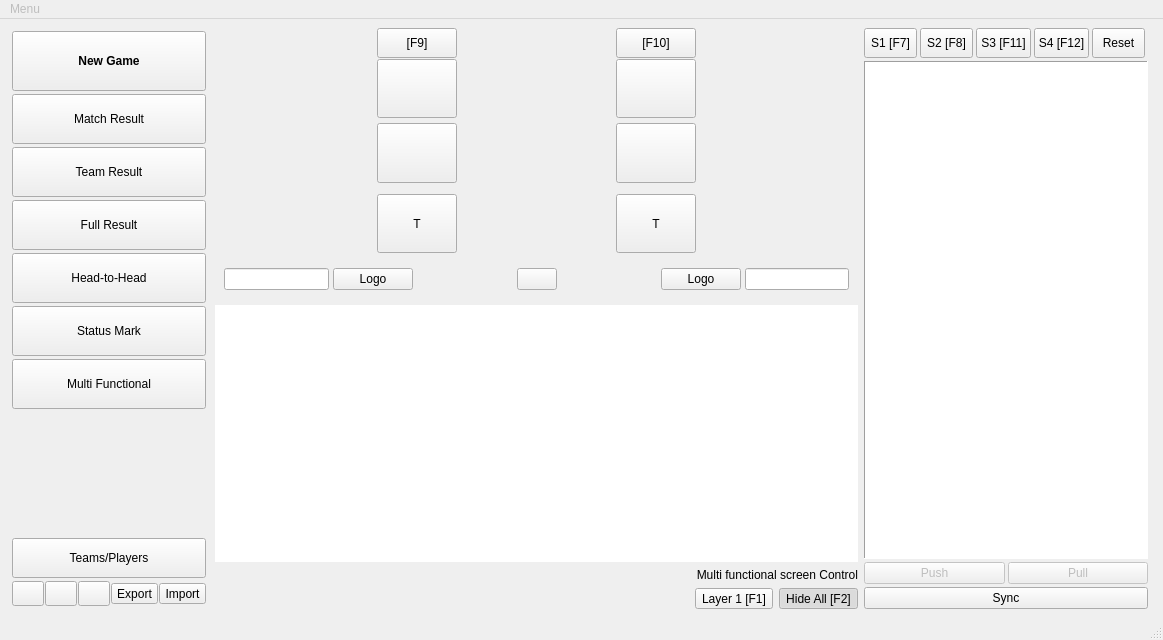
Above: mainwindow.ui from xiaoyuanyangxu/sportroom-qt before the change. Below: the same form after it.
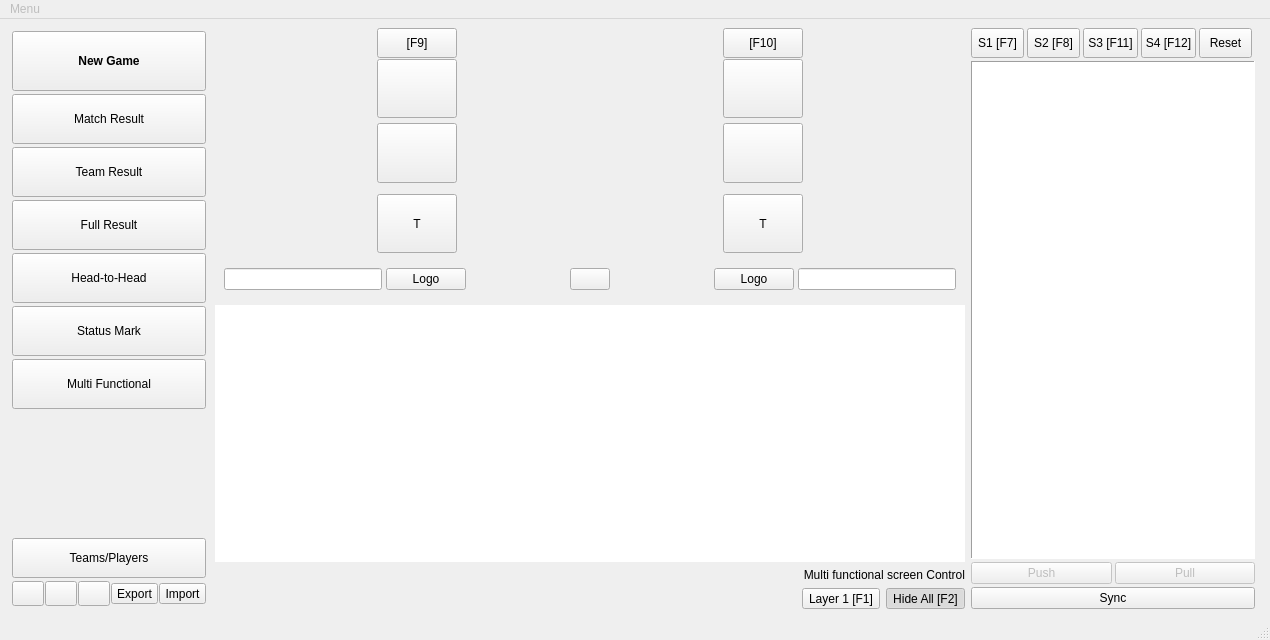
That is the form after the change. Icons and pictures are not drawn. Custom widgets are drawn as their Qt base class.

```diff
--- a/mainwindow.ui
+++ b/mainwindow.ui
@@ -6,7 +6,7 @@
    <rect>
     <x>0</x>
     <y>0</y>
-    <width>1163</width>
+    <width>1270</width>
     <height>640</height>
    </rect>
   </property>
@@ -1629,7 +1629,7 @@
     <rect>
      <x>0</x>
      <y>0</y>
-     <width>1163</width>
+     <width>1270</width>
      <height>21</height>
     </rect>
    </property>
```
